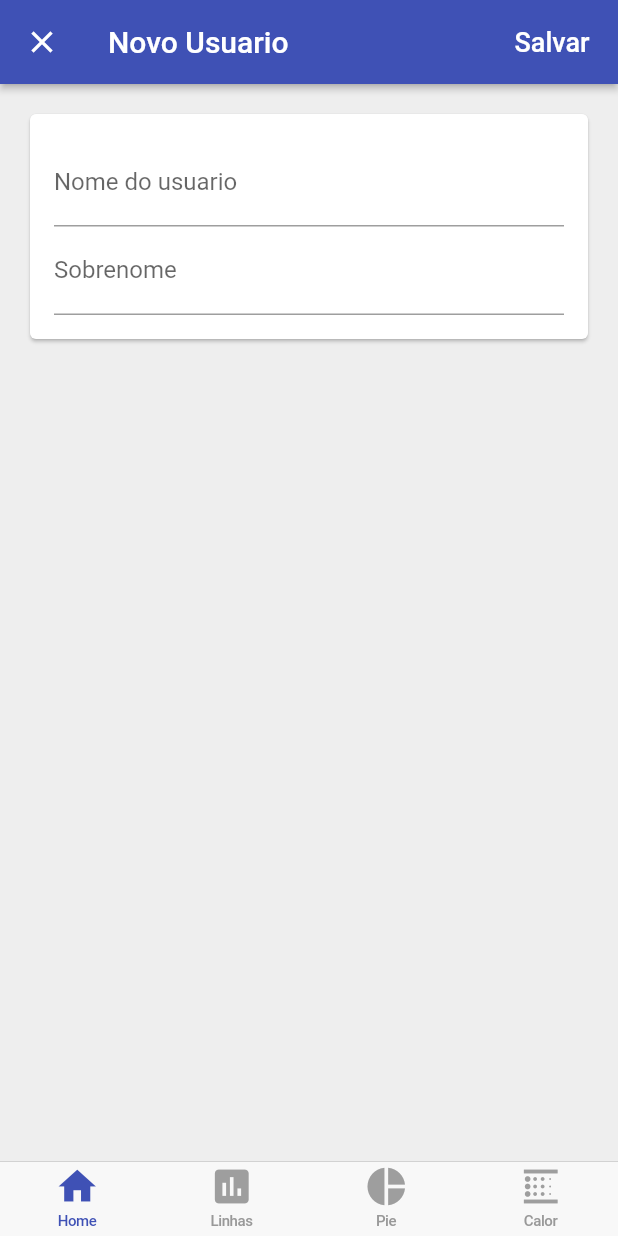
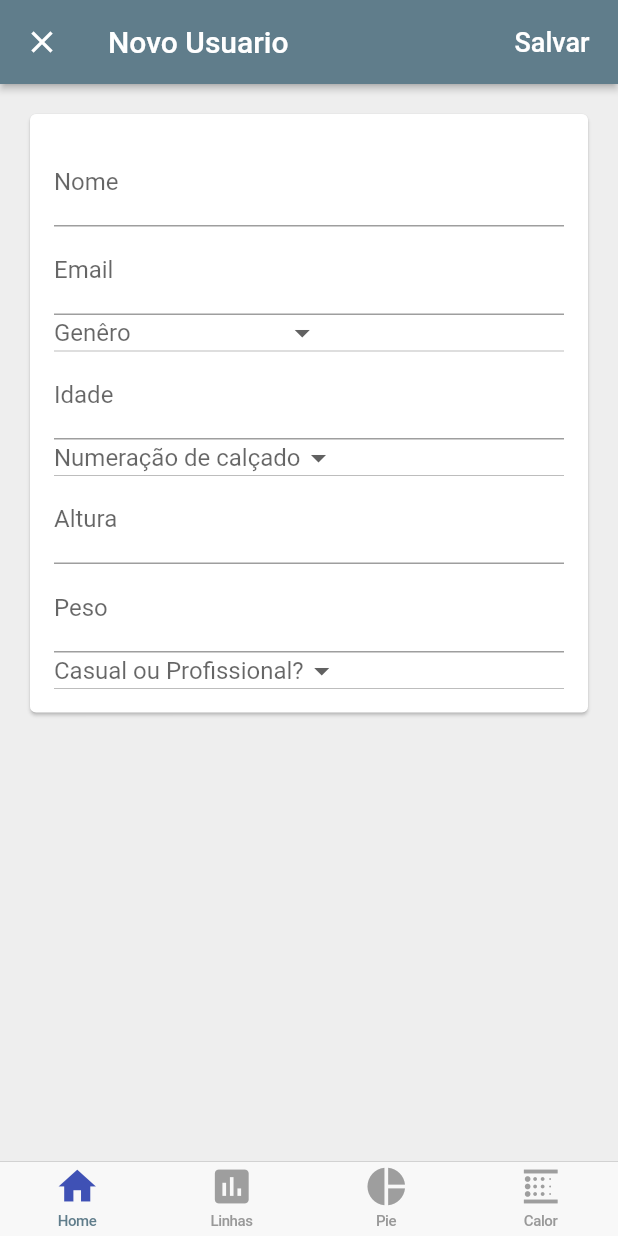
Before and after one commit to njamhour/Linkatech-TCC, a Flutter app: the screen it shows once a user with an empty profile is signed in, after a tap on the "add" icon, on a phone screen of 412 x 824 dp. Run offline on Flutter 3.47's test engine with Material 2 defaults, Android fonts, the phone set to English and light mode, and no system bars; our stand-ins replace charts_flutter, cloud_firestore, firebase_auth, google_sign_in, sqflite; missing offline and left inert: flutter_facebook_login; accounts and stored records are empty; network calls fail.

Commit message:
Inserção design Thiago

```diff
--- a/LinkaTech-Flutter-Firebase/linkatech_ff/lib/app/home/models/usuario.dart
+++ b/LinkaTech-Flutter-Firebase/linkatech_ff/lib/app/home/models/usuario.dart
@@ -1,28 +1,60 @@
 import 'package:flutter/foundation.dart';
 
 class Usuario {
-  Usuario({@required this.id, @required this.nome, @required this.sobrenome});
+  Usuario(
+      {@required this.id,
+      @required this.nome,
+      @required this.idade,
+      @required this.email,
+      @required this.genero,
+      @required this.numeracao,
+      @required this.altura,
+      @required this.peso,
+      @required this.tipo});
   final String id;
   final String nome;
-  final String sobrenome;
+  final String email;
+  final String genero;
+  final String numeracao;
+  final String idade;
+  final String altura;
+  final String peso;
+  final String tipo;
 
   factory Usuario.fromMap(Map<String, dynamic> data, String documentId) {
     if (data == null) {
       return null;
     }
     final String nome = data['nome'];
-    final String sobrenome = data['sobrenome'];
+    final String email = data['email'];
+    final String genero = data['genero'];
+    final String idade = data['idade'];
+    final String numeracao = data['numeracao'];
+    final String altura = data['altura'];
+    final String peso = data['peso'];
+    final String tipo = data['tipo'];
     return Usuario(
-      id: documentId,
-      nome: nome,
-      sobrenome: sobrenome,
-    );
+        id: documentId,
+        nome: nome,
+        email: email,
+        genero: genero,
+        numeracao: numeracao,
+        idade: idade,
+        altura: altura,
+        peso: peso,
+        tipo: tipo);
   }
 
   Map<String, dynamic> toMap() {
     return {
       'nome': nome,
-      'sobrenome': sobrenome,
+      'email': email,
+      'genero': genero,
+      'numeracao': numeracao,
+      'idade': idade,
+      'altura': altura,
+      'peso': peso,
+      'tipo': tipo,
     };
   }
 }
--- a/LinkaTech-Flutter-Firebase/linkatech_ff/lib/app/home/piezos/piezo_linhas_chart.dart
+++ b/LinkaTech-Flutter-Firebase/linkatech_ff/lib/app/home/piezos/piezo_linhas_chart.dart
@@ -131,8 +131,8 @@ getDriverList() async {
   // FirebaseFirestore firestore = FirebaseFirestore.instance;
 
   return await Firestore.instance
-      //.collection('/linkatech/$userid/piezos/2020-10-13T07:50:55.914150/piezos')
-      .collection('/linkatech/$userid/piezos/')
+      .collection('/linkatech/$userid/piezos/2020-10-13T07:50:55.914150/piezos')
+      //collection('/linkatech/$userid/piezos/')
       .getDocuments();
 }
 
--- a/LinkaTech-Flutter-Firebase/linkatech_ff/lib/app/home/usuarios/edit_user_page.dart
+++ b/LinkaTech-Flutter-Firebase/linkatech_ff/lib/app/home/usuarios/edit_user_page.dart
@@ -31,15 +31,50 @@ class EditUserPage extends StatefulWidget {
 
 class _EditUserPageState extends State<EditUserPage> {
   final _formKey = GlobalKey<FormState>();
+  final List<String> _numeracao = [
+    "34",
+    "35",
+    "36",
+    "37",
+    "38",
+    "39",
+    "40",
+    "41",
+    "42",
+    "43",
+    "44"
+  ];
+  List<String> _tipo = [
+    "Casual",
+    "Profissional",
+  ];
+  List<String> _genero = [
+    "Masculino",
+    "Feminino",
+    "Outros",
+    "Prefiro não responder",
+  ];
   String _nome;
-  String _sobrenome;
+  String _email;
+  String _idade;
+  String _altura;
+  String _peso;
+  var _generoVal;
+  var _tipoVal;
+  var _numeracaoVal;
 
   @override
   void initState() {
     super.initState();
     if (widget.usuario != null) {
       _nome = widget.usuario.nome;
-      _sobrenome = widget.usuario.sobrenome;
+      _email = widget.usuario.email;
+      _generoVal = widget.usuario.genero;
+      _idade = widget.usuario.idade;
+      _numeracaoVal = widget.usuario.numeracao;
+      _altura = widget.usuario.altura;
+      _peso = widget.usuario.peso;
+      _tipoVal = widget.usuario.tipo;
     }
   }
 
@@ -69,10 +104,15 @@ class _EditUserPageState extends State<EditUserPage> {
         } else {
           final id = widget.usuario?.id ?? documentIdFromCurrentDate();
           final user = Usuario(
-            id: id,
-            nome: _nome,
-            sobrenome: _sobrenome,
-          );
+              id: id,
+              nome: _nome,
+              email: _email,
+              genero: _generoVal,
+              idade: _idade,
+              numeracao: _numeracaoVal,
+              altura: _altura,
+              peso: _peso,
+              tipo: _tipoVal);
           await widget.database.setUser(user);
           Navigator.of(context).pop();
         }
@@ -133,19 +173,91 @@ class _EditUserPageState extends State<EditUserPage> {
   List<Widget> _buildFormChildren() {
     return [
       TextFormField(
-        decoration: InputDecoration(labelText: 'Nome do usuario'),
+        decoration: InputDecoration(labelText: 'Nome'),
         initialValue: _nome,
         validator: (value) =>
             value.isNotEmpty ? null : 'Nome não pode estar vazio',
         onSaved: (value) => _nome = value,
       ),
       TextFormField(
-        decoration: InputDecoration(labelText: 'Sobrenome'),
-        initialValue: _sobrenome,
+        decoration: InputDecoration(labelText: 'Email'),
+        initialValue: _email,
         validator: (value) =>
-            value.isNotEmpty ? null : 'Sobrenome não pode estar vazio',
-        onSaved: (value) => _sobrenome = value,
-      )
+            value.isNotEmpty ? null : 'Email não pode estar vazio',
+        onSaved: (value) => _email = value,
+      ),
+      DropdownButton<String>(
+        hint: Text("Genêro"),
+        value: _generoVal,
+        isDense: true,
+        onChanged: (newValue) {
+          setState(() {
+            _generoVal = newValue;
+          });
+          print(_generoVal);
+        },
+        items: _genero.map((String value) {
+          return DropdownMenuItem<String>(
+            value: value,
+            child: Text(value),
+          );
+        }).toList(),
+      ),
+      TextFormField(
+        decoration: InputDecoration(labelText: 'Idade'),
+        initialValue: _idade,
+        validator: (value) =>
+            value.isNotEmpty ? null : 'Idade não pode estar vazio',
+        onSaved: (value) => _idade = value,
+      ),
+      DropdownButton<String>(
+        hint: Text("Numeração de calçado"),
+        value: _numeracaoVal,
+        isDense: true,
+        onChanged: (newValue) {
+          setState(() {
+            _numeracaoVal = newValue;
+          });
+          print(_numeracaoVal);
+        },
+        items: _numeracao.map((String value) {
+          return DropdownMenuItem<String>(
+            value: value,
+            child: Text(value),
+          );
+        }).toList(),
+      ),
+      TextFormField(
+        decoration: InputDecoration(labelText: 'Altura'),
+        initialValue: _altura,
+        validator: (value) =>
+            value.isNotEmpty ? null : 'Altura não pode estar vazio',
+        onSaved: (value) => _altura = value,
+      ),
+      TextFormField(
+        decoration: InputDecoration(labelText: 'Peso'),
+        initialValue: _peso,
+        validator: (value) =>
+            value.isNotEmpty ? null : 'Peso não pode estar vazio',
+        onSaved: (value) => _peso = value,
+      ),
+      DropdownButton<String>(
+        hint: Text("Casual ou Profissional?"),
+        value: _tipoVal,
+        isDense: true,
+        onChanged: (newValue) {
+          setState(() {
+            _tipoVal = newValue;
+          });
+          print(_tipoVal);
+        },
+        items: _tipo.map((String value) {
+          return DropdownMenuItem<String>(
+            value: value,
+            child: Text(value),
+          );
+        }).toList(),
+      ),
     ];
   }
 }
--- a/LinkaTech-Flutter-Firebase/linkatech_ff/lib/app/sign_in/sign_in_page.dart
+++ b/LinkaTech-Flutter-Firebase/linkatech_ff/lib/app/sign_in/sign_in_page.dart
@@ -90,21 +90,22 @@ class SignInPage extends StatelessWidget {
         elevation: 2.0,
       ),
       body: _buildContent(context),
-      backgroundColor: Colors.grey[200],
+      backgroundColor: Colors.grey,
     );
   }
 
+  @override
   Widget _buildContent(BuildContext context) {
-    return Padding(
-      // color: Colors.yellow,
-      padding: EdgeInsets.all(16.0),
-      child: Column(
-        mainAxisAlignment: MainAxisAlignment.center,
-        crossAxisAlignment: CrossAxisAlignment.stretch,
+    return Scaffold(
+      body: Container(
+        padding: EdgeInsets.only(top: 60, left: 40, right: 40),
+        color: Colors.white,
+        child: ListView(
           children: <Widget>[
             SizedBox(
-            height: 50.0,
-            child: _buildHeader(),
+              width: 128,
+              height: 128,
+              child: Image.asset("images/logo.png"),
             ),
             SizedBox(height: 48.0),
             SocialSignInButton(
@@ -115,44 +116,14 @@ class SignInPage extends StatelessWidget {
               onPressed: isLoading ? null : () => _signInWithGoogle(context),
             ),
             SizedBox(height: 8.0),
-          SocialSignInButton(
-            assetName: 'images/facebook-logo.png',
-            text: 'Facebook',
-            textColor: Colors.white,
-            color: Color(0xFF334D92),
-            onPressed: isLoading ? null : () => _signInWithFacebook(context),
-          ),
-          SizedBox(height: 8.0),
             SignInButton(
               text: 'Email',
               textColor: Colors.white,
-            color: Colors.teal[700],
+              color: Colors.blueGrey,
               onPressed: isLoading ? null : () => _signInWithEmail(context),
-          ),
-          SizedBox(height: 8.0),
-          SignInButton(
-            text: 'Homologação',
-            textColor: Colors.black,
-            color: Colors.lime[300],
-            onPressed: isLoading ? null : () => _signInAnonimo(context),
             ),
           ],
         ),
-    );
-  }
-
-  Widget _buildHeader() {
-    if (isLoading) {
-      return Center(
-        child: CircularProgressIndicator(),
-      );
-    }
-    return Text(
-      'Acessar com:',
-      textAlign: TextAlign.center,
-      style: TextStyle(
-        fontSize: 32.0,
-        fontWeight: FontWeight.w600,
       ),
     );
   }
--- a/LinkaTech-Flutter-Firebase/linkatech_ff/lib/main.dart
+++ b/LinkaTech-Flutter-Firebase/linkatech_ff/lib/main.dart
@@ -14,9 +14,10 @@ class MyApp extends StatelessWidget {
     return Provider<AuthBase>(
       create: (context) => Auth(),
       child: MaterialApp(
+        debugShowCheckedModeBanner: false,
         title: 'LinkaTech',
         theme: ThemeData(
-          primarySwatch: Colors.indigo,
+          primarySwatch: Colors.blueGrey,
         ),
         home: LandingPage(),
       ),
--- a/LinkaTech-Flutter-Firebase/linkatech_ff/pubspec.yaml
+++ b/LinkaTech-Flutter-Firebase/linkatech_ff/pubspec.yaml
@@ -58,6 +58,7 @@ flutter:
   assets:
    - images/google-logo.png
    - images/facebook-logo.png
+   - images/logo.png
 
   # An image asset can refer to one or more resolution-specific "variants", see
   # https://flutter.dev/assets-and-images/#resolution-aware.
```
Also changed, not shown: LinkaTech-Flutter-Firebase/linkatech_ff/images/logo.png (added), LinkaTech-Flutter-Firebase/linkatech_ff/pubspec.lock. Lines whose indentation alone changed are shown as unchanged.
